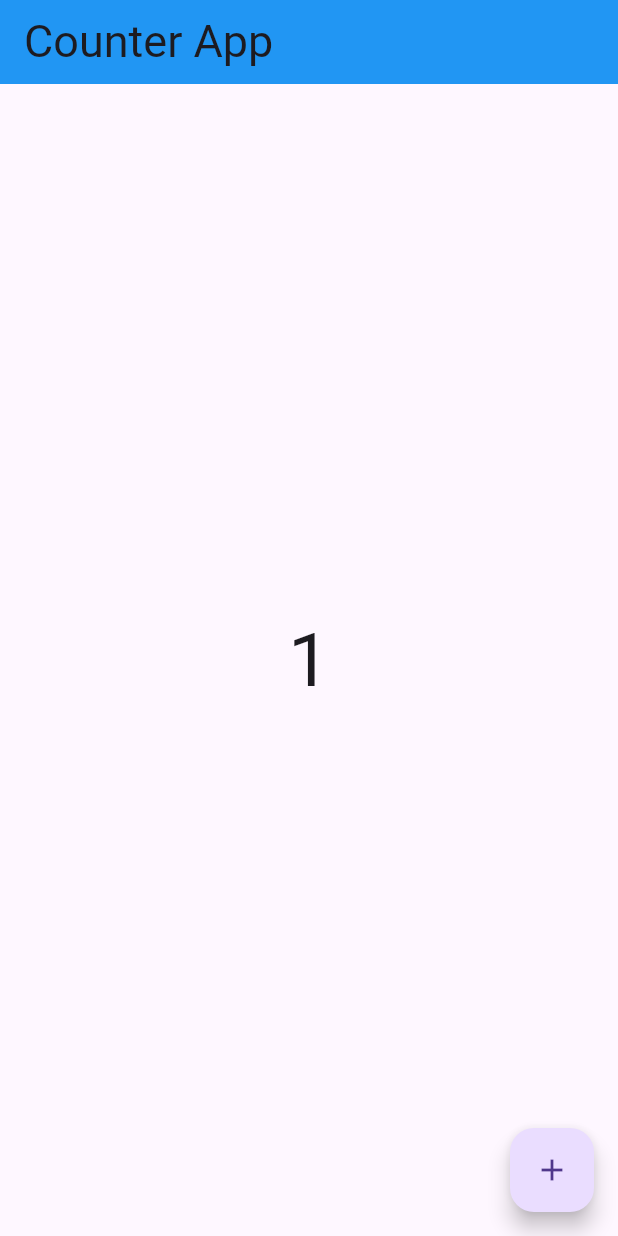
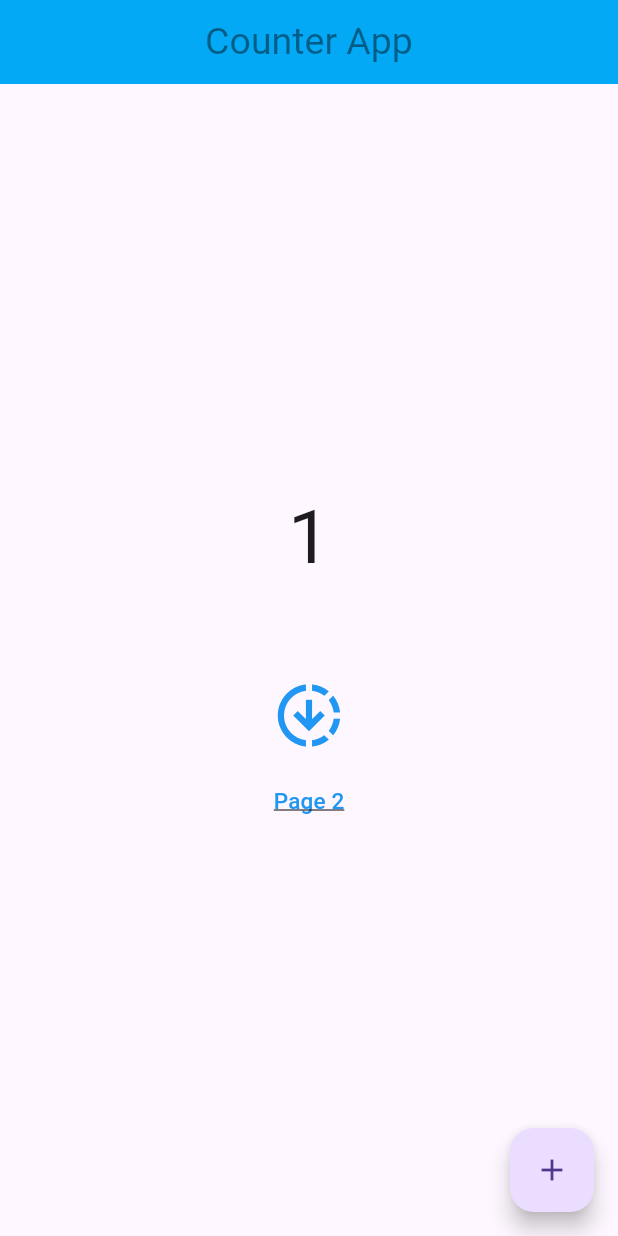
Before and after one commit to SRAABIA/counter, a Flutter app: the screen it shows after launch, after a tap on the "add" icon, on a phone screen of 412 x 824 dp. Run offline on Flutter 3.47's test engine with Material 3 defaults, Android fonts, the phone set to English and light mode, and no system bars.

```diff
--- /dev/null
+++ b/lib/counter.dart
@@ -0,0 +1,59 @@
+import 'package:counter/page2.dart';
+import 'package:flutter/material.dart';
+
+class counter extends StatefulWidget {
+  const counter({super.key});
+
+  @override
+  State<counter> createState() => _counterState();
+}
+
+class _counterState extends State<counter> {
+  int x = 0;
+  @override
+  Widget build(BuildContext context) {
+    return SafeArea(
+        child: Scaffold(
+          body: Center(
+            child: Column(
+              mainAxisAlignment: MainAxisAlignment.center,
+              crossAxisAlignment: CrossAxisAlignment.center,
+              children: [
+                Text(x.toString(), style: TextStyle(fontSize: 50)),
+                SizedBox(height: 50,),
+                TextButton(onPressed: (){
+                  x = 0;
+                  setState(() {});
+                },
+                    child: Icon(Icons.downloading_outlined,size: 50,color: Colors.blue,),
+                ),
+                TextButton(onPressed: (){
+                  Navigator.push(context, MaterialPageRoute(builder: (context)=> page2()));
+                },
+                    child: Text('Page 2',style:
+                    TextStyle(
+                      fontSize: 15,
+                      color: Colors.blue,
+                      decoration: TextDecoration.underline,
+                    ),)
+                ),
+              ],
+            ),
+          ),
+          appBar: AppBar(
+            title: Text('Counter App', style: TextStyle(fontSize: 25, color: Colors.black45)),
+            backgroundColor: Colors.lightBlue,
+            centerTitle: true,
+          ),
+          floatingActionButton: FloatingActionButton(
+            onPressed: () {
+              x++;
+              // print(x.toString());
+              setState(() {});
+            },
+            child: Icon(Icons.add),
+          ),
+        ),
+      );
+  }
+}
--- a/lib/main.dart
+++ b/lib/main.dart
@@ -1,43 +1,22 @@
+import 'package:counter/counter.dart';
 import 'package:flutter/material.dart';
 
 void main() {
   runApp(MyApp());
 }
 
-class MyApp extends StatefulWidget {
+class MyApp extends StatelessWidget {
   const MyApp({super.key});
 
-  @override
-  State<MyApp> createState() => _MyAppState();
-}
-
-class _MyAppState extends State<MyApp> {
-  int x = 0;
   @override
   Widget build(BuildContext context) {
     return MaterialApp(
       debugShowCheckedModeBanner: false,
-      home: SafeArea(
-        child: Scaffold(
-          body: Center(
-            child: Text(x.toString(), style: TextStyle(fontSize: 50)),
-          ),
-          appBar: AppBar(
-            title: Text('Counter App', style: TextStyle(fontSize: 30)),
-            backgroundColor: Colors.blue,
-          ),
-          floatingActionButton: FloatingActionButton(
-            onPressed: () {
-              x++;
-              print(x.toString());
-              setState(() {
-
-              });
-            },
-            child: Icon(Icons.add),
-          ),
-        ),
+      title: 'Flutter App',
+      theme: ThemeData(
+        primarySwatch: Colors.blue,
       ),
+      home: counter(),
     );
   }
 }
--- /dev/null
+++ b/lib/page2.dart
@@ -0,0 +1,18 @@
+import 'package:flutter/material.dart';
+
+class page2 extends StatelessWidget {
+  const page2({super.key});
+
+  @override
+  Widget build(BuildContext context) {
+    return  Scaffold(
+        body: Center(
+          child: TextButton(
+              onPressed: (){
+                Navigator.pop(context);
+              },
+              child: Text('Go back 💀'))
+        ),
+      );
+  }
+}
```
Also changed, not shown: 1 other file.
